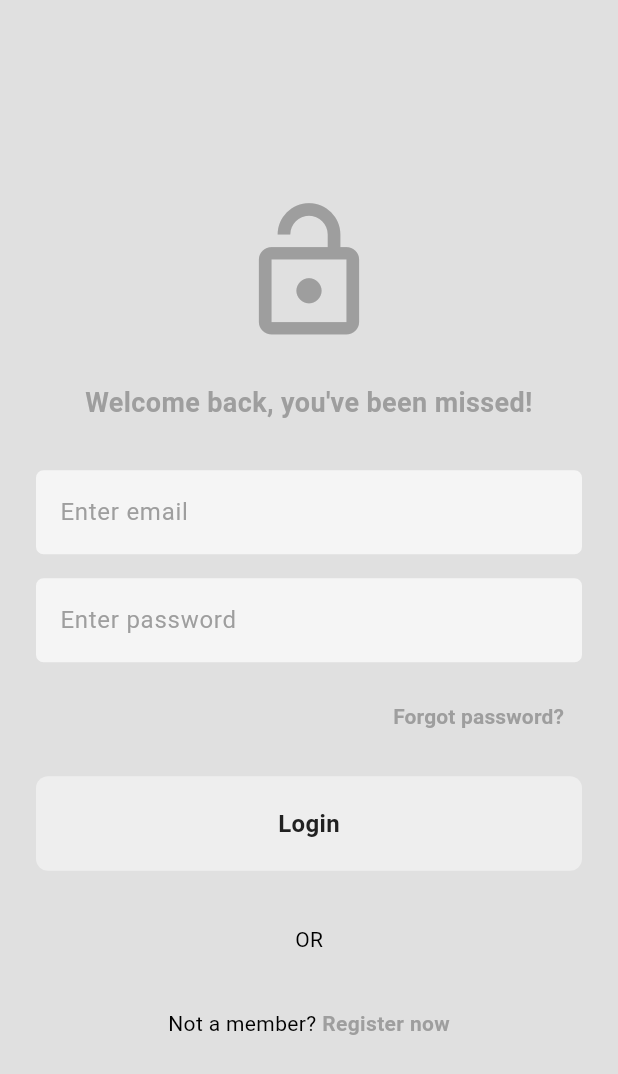
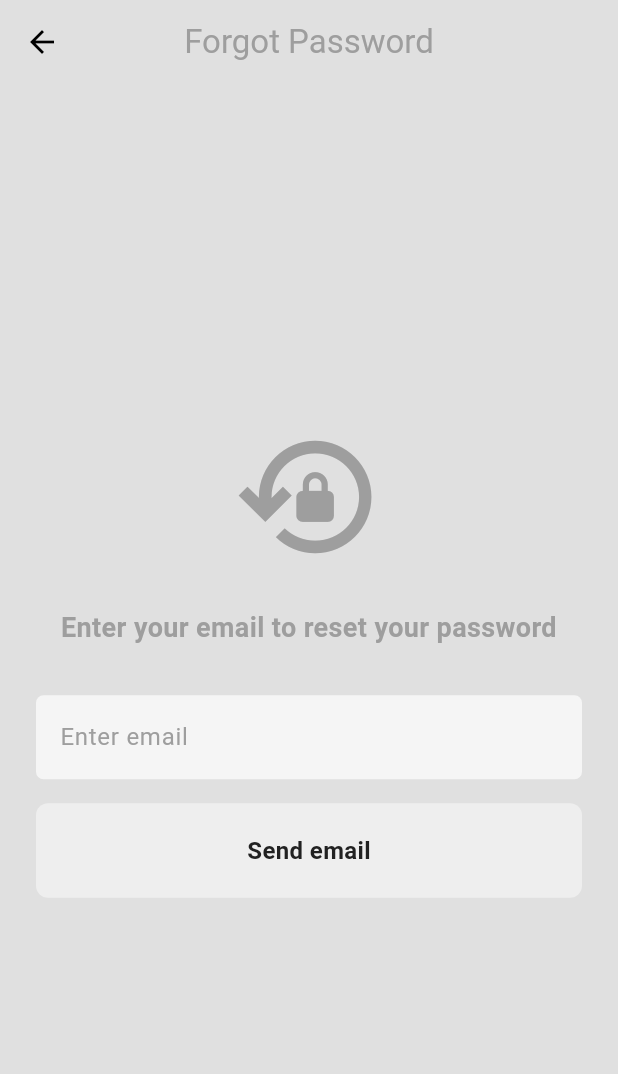
Before and after one commit to vivekupasani/pixsy, a Flutter app: the screen it shows after launch, after a tap on "Forgot password?", on a phone screen of 412 x 824 dp. Shown: the top 1074 px of the screen. Run offline on Flutter 3.47's test engine with Material 3 defaults, Android fonts, the phone set to English and light mode, and no system bars; our stand-ins replace bloc, cached_network_image, cloud_firestore, file_picker, firebase_auth, firebase_core and 3 more; accounts and stored records are empty.

Commit message:
Added forgot password feature

```diff
--- a/lib/app.dart
+++ b/lib/app.dart
@@ -59,7 +59,7 @@ class MyApp extends StatelessWidget {
         child: BlocBuilder<ThemeCubit, ThemeData>(
           builder: (context, state) => MaterialApp(
             debugShowCheckedModeBanner: false,
-            title: 'V A S U D E V  T E C H N O L O G Y',
+            title: 'pixsy',
             theme: state,
             themeAnimationCurve: Curves.decelerate,
             themeAnimationDuration: const Duration(milliseconds: 1),
--- /dev/null
+++ b/lib/features/authentication/presentation/forgot_password_page.dart
@@ -0,0 +1,100 @@
+import 'package:firebase_auth/firebase_auth.dart';
+import 'package:flutter/material.dart';
+import 'package:pixsy/features/authentication/presentation/components/my_button.dart';
+import 'package:pixsy/features/authentication/presentation/components/my_textfield.dart';
+import 'package:pixsy/responsive/scaffold_responsive.dart';
+
+class ForgetPasswordPage extends StatefulWidget {
+  const ForgetPasswordPage({super.key});
+
+  @override
+  State<ForgetPasswordPage> createState() => _ForgetPasswordPageState();
+}
+
+class _ForgetPasswordPageState extends State<ForgetPasswordPage> {
+  final emailController = TextEditingController();
+  final FirebaseAuth auth = FirebaseAuth.instance;
+
+  void sendResetLink() {
+    final email = emailController.text.trim();
+    if (email.isNotEmpty) {
+      try {
+        auth.sendPasswordResetEmail(email: email);
+        ScaffoldMessenger.of(context).showSnackBar(
+          const SnackBar(content: Text('Reset link sent to your email')),
+        );
+      } catch (e) {
+        ScaffoldMessenger.of(context).showSnackBar(
+          const SnackBar(content: Text('Failed to send reset link')),
+        );
+      }
+    } else {
+      ScaffoldMessenger.of(context).showSnackBar(
+        const SnackBar(content: Text('Please enter an email address')),
+      );
+    }
+  }
+
+  @override
+  Widget build(BuildContext context) {
+    return ScaffoldResponsive(
+      appBar: AppBar(
+        title: Text(
+          "Forgot Password",
+          style: TextStyle(color: Theme.of(context).colorScheme.primary),
+        ),
+        centerTitle: true,
+      ),
+      body: Center(
+        child: SingleChildScrollView(
+          padding: const EdgeInsets.symmetric(horizontal: 24),
+          child: Column(
+            mainAxisAlignment: MainAxisAlignment.center,
+            crossAxisAlignment: CrossAxisAlignment.stretch,
+            children: [
+              // App Icon
+              Icon(
+                Icons.lock_reset_outlined,
+                size: 100,
+                color: Theme.of(context).colorScheme.primary,
+              ),
+              const SizedBox(height: 24),
+
+              // Instruction text
+              Text(
+                "Enter your email to reset your password",
+                style: TextStyle(
+                  color: Theme.of(context).colorScheme.primary,
+                  fontWeight: FontWeight.w600,
+                  fontSize: 18,
+                ),
+                textAlign: TextAlign.center,
+              ),
+              const SizedBox(height: 32),
+
+              // Email TextField
+              MyTextField(
+                Controller: emailController,
+                hint: "Enter email",
+                obscureText: false,
+              ),
+              const SizedBox(height: 16),
+
+              // Send Reset Link Button
+              MyButton(
+                text: "Send email",
+                onTap: sendResetLink,
+              ),
+            ],
+          ),
+        ),
+      ),
+    );
+  }
+
+  @override
+  void dispose() {
+    emailController.dispose();
+    super.dispose();
+  }
+}
--- a/lib/features/authentication/presentation/login_page.dart
+++ b/lib/features/authentication/presentation/login_page.dart
@@ -3,6 +3,7 @@ import 'package:flutter_bloc/flutter_bloc.dart'; // Ensure to import Flutter BLo
 import 'package:pixsy/features/authentication/presentation/components/my_button.dart';
 import 'package:pixsy/features/authentication/presentation/components/my_textfield.dart';
 import 'package:pixsy/features/authentication/presentation/cubit/authentication_cubit.dart';
+import 'package:pixsy/features/authentication/presentation/forgot_password_page.dart';
 import 'package:pixsy/responsive/scaffold_responsive.dart';
 
 class LoginPage extends StatefulWidget {
@@ -94,6 +95,12 @@ class _LoginPageState extends State<LoginPage> {
                     child: TextButton(
                       onPressed: () {
                         // Implement forgot password functionality
+                        Navigator.push(
+                          context,
+                          MaterialPageRoute(
+                            builder: (context) => const ForgetPasswordPage(),
+                          ),
+                        );
                       },
                       child: Text(
                         "Forgot password?",
--- a/lib/features/home/presentation/Home_page.dart
+++ b/lib/features/home/presentation/Home_page.dart
@@ -5,7 +5,6 @@ import 'package:pixsy/features/posts/presentation/component/post_tile.dart';
 import 'package:pixsy/features/posts/presentation/cubit/post_cubit.dart';
 import 'package:pixsy/features/posts/presentation/upload_post_page.dart';
 import 'package:pixsy/features/profile/presentation/profile_page.dart';
-import 'package:pixsy/responsive/scaffold_responsive.dart';
 
 class HomePage extends StatefulWidget {
   const HomePage({super.key});
--- a/lib/theme/light_mode.dart
+++ b/lib/theme/light_mode.dart
@@ -6,8 +6,6 @@ ThemeData lightMode = ThemeData(
         primary: Colors.grey.shade500,
         secondary: Colors.grey.shade200,
         tertiary: Colors.grey.shade100,
-    inversePrimary: Colors.grey.shade900
-  ),
+        inversePrimary: Colors.grey.shade900),
     //scaffold background color
-  scaffoldBackgroundColor: Colors.grey.shade300
-);
+    scaffoldBackgroundColor: Colors.grey.shade300);
--- a/pubspec.yaml
+++ b/pubspec.yaml
@@ -42,6 +42,7 @@ dependencies:
   firebase_storage: ^12.3.4
   file_picker: ^8.1.3
   cached_network_image: ^3.4.1
+  flutter_cache_manager: ^3.3.0
   intl: ^0.19.0
 
 dev_dependencies:
```
Also changed, not shown: lib/features/posts/presentation/component/post_tile.dart (+28 -11 lines), lib/features/profile/presentation/profile_page.dart (+9 -0 lines), pubspec.lock, 264 other files. Lines whose indentation alone changed are shown as unchanged.
